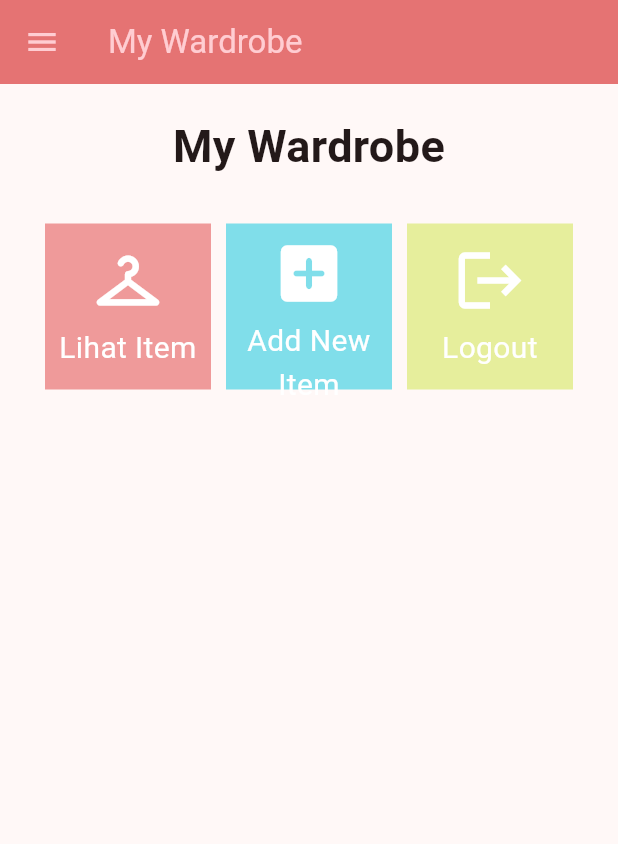
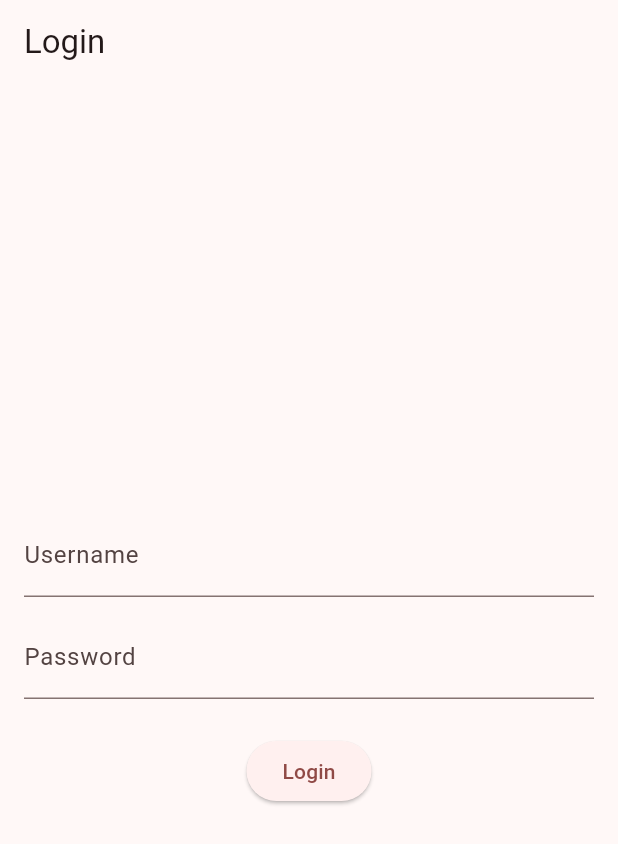
Before and after one commit to kilauakhyaari/MyWardrobe_mobile, a Flutter app: the screen it shows after launch, on a phone screen of 412 x 824 dp. Shown: the top 844 px of the screen. Run offline on Flutter 3.47's test engine with Material 2 defaults, Android fonts, the phone set to English and light mode, and no system bars; missing offline and left inert: pbp_django_auth.

Commit message:
Sudah selesai mengerjakan tugas 9

```diff
--- a/lib/main.dart
+++ b/lib/main.dart
@@ -1,23 +1,30 @@
 import 'package:flutter/material.dart';
-import 'package:mywardrobe_mobile/screens/menu.dart';
+import 'package:pbp_django_auth/pbp_django_auth.dart';
+import 'package:provider/provider.dart';
+import 'package:mywardrobe_mobile/screens/login.dart';
 
 void main() {
   runApp(const MyApp());
 }
 
 class MyApp extends StatelessWidget {
-  const MyApp({super.key});
+  const MyApp({Key? key}) : super(key: key);
 
   // This widget is the root of your application.
   @override
     Widget build(BuildContext context) {
-    return MaterialApp(
+        return Provider(
+            create: (_) {
+                CookieRequest request = CookieRequest();
+                return request;
+            },
+            child: MaterialApp(
                 title: 'My Wardrobe',
                 theme: ThemeData(
                     colorScheme: ColorScheme.fromSeed(seedColor: Colors.redAccent),
                     useMaterial3: true,
                 ),
-      home: MyHomePage(),
+                home: const LoginPage()),
         );
     }
 }
--- /dev/null
+++ b/lib/screens/login.dart
@@ -0,0 +1,116 @@
+// ignore_for_file: use_build_context_synchronously, depend_on_referenced_packages
+
+import 'package:mywardrobe_mobile/screens/menu.dart';
+import 'package:flutter/material.dart';
+import 'package:pbp_django_auth/pbp_django_auth.dart';
+import 'package:provider/provider.dart';
+
+void main() {
+    runApp(const LoginApp());
+}
+
+class LoginApp extends StatelessWidget {
+const LoginApp({super.key});
+
+@override
+Widget build(BuildContext context) {
+    return MaterialApp(
+        title: 'Login',
+        theme: ThemeData(
+            primarySwatch: Colors.blue,
+    ),
+    home: const LoginPage(),
+    );
+    }
+}
+
+class LoginPage extends StatefulWidget {
+    const LoginPage({super.key});
+
+    @override
+    _LoginPageState createState() => _LoginPageState();
+}
+
+class _LoginPageState extends State<LoginPage> {
+    final TextEditingController _usernameController = TextEditingController();
+    final TextEditingController _passwordController = TextEditingController();
+
+    @override
+    Widget build(BuildContext context) {
+        final request = context.watch<CookieRequest>();
+        return Scaffold(
+            appBar: AppBar(
+                title: const Text('Login'),
+            ),
+            body: Container(
+                padding: const EdgeInsets.all(16.0),
+                child: Column(
+                    mainAxisAlignment: MainAxisAlignment.center,
+                    children: [
+                        TextField(
+                            controller: _usernameController,
+                            decoration: const InputDecoration(
+                                labelText: 'Username',
+                            ),
+                        ),
+                        const SizedBox(height: 12.0),
+                        TextField(
+                            controller: _passwordController,
+                            decoration: const InputDecoration(
+                                labelText: 'Password',
+                            ),
+                            obscureText: true,
+                        ),
+                        const SizedBox(height: 24.0),
+                        ElevatedButton(
+                            onPressed: () async {
+                                String username = _usernameController.text;
+                                String password = _passwordController.text;
+
+                                // Cek kredensial
+                                // TODO: Ganti URL dan jangan lupa tambahkan trailing slash (/) di akhir URL!
+                                // Untuk menyambungkan Android emulator dengan Django pada localhost,
+                                // gunakan URL http://10.0.2.2/
+                                final response = await request.login("http://127.0.0.1:8000/auth/login/", {
+                                'username': username,
+                                'password': password,
+                                });
+
+                                if (request.loggedIn) {
+                                    String message = response['message'];
+                                    String uname = response['username'];
+                                    Navigator.pushReplacement(
+                                        context,
+                                        MaterialPageRoute(builder: (context) => MyHomePage()),
+                                    );
+                                    ScaffoldMessenger.of(context)
+                                        ..hideCurrentSnackBar()
+                                        ..showSnackBar(
+                                            SnackBar(content: Text("$message Selamat datang, $uname.")));
+                                    } else {
+                                    showDialog(
+                                        context: context,
+                                        builder: (context) => AlertDialog(
+                                            title: const Text('Login Gagal'),
+                                            content:
+                                                Text(response['message']),
+                                            actions: [
+                                                TextButton(
+                                                    child: const Text('OK'),
+                                                    onPressed: () {
+                                                        Navigator.pop(context);
+                                                    },
+                                                ),
+                                            ],
+                                        ),
+                                    );
+                                }
+                            },
+                            child: const Text('Login'),
+                        ),
+                    ],
+                ),
+            ),
+        );
+    }
+}
--- a/lib/screens/menu.dart
+++ b/lib/screens/menu.dart
@@ -7,7 +7,7 @@
 
   final List<WardrobeItem> items = [
     WardrobeItem("Lihat Item", Icons.checkroom_rounded, Colors.red.shade200),
-    WardrobeItem("Add New Item", Icons.add_box_rounded,Colors.cyan.shade200),
+    WardrobeItem("Add New Item", Icons.add_box_rounded,const Color.fromRGBO(128, 222, 234, 1)),
     WardrobeItem("Logout", Icons.logout, Colors.lime.shade200),
   ];
 
--- a/pubspec.yaml
+++ b/pubspec.yaml
@@ -35,6 +35,9 @@
   # The following adds the Cupertino Icons font to your application.
   # Use with the CupertinoIcons class for iOS style icons.
   cupertino_icons: ^1.0.2
+  provider: ^6.1.1
+  pbp_django_auth: ^0.4.0
+  http: ^1.1.0
 
 dev_dependencies:
   flutter_test:
```
Also changed, not shown: lib/models/product.dart (added, +89 -0 lines), lib/screens/detail_product.dart (added, +37 -0 lines), lib/screens/list_product.dart (added, +107 -0 lines), lib/screens/wardrobeitem_list_form.dart (+34 -30 lines), lib/widgets/left_drawer.dart (+12 -0 lines), lib/widgets/wardrobe_card.dart (+29 -1 lines), pubspec.lock, 3 other files. Lines whose indentation alone changed are shown as unchanged.
